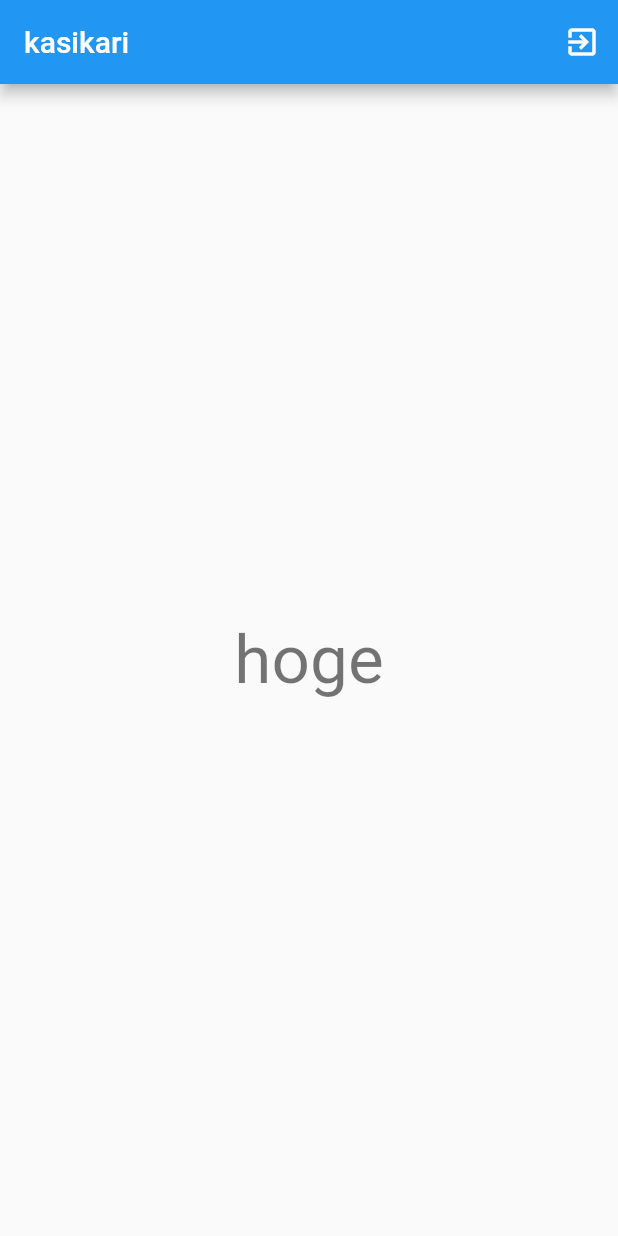
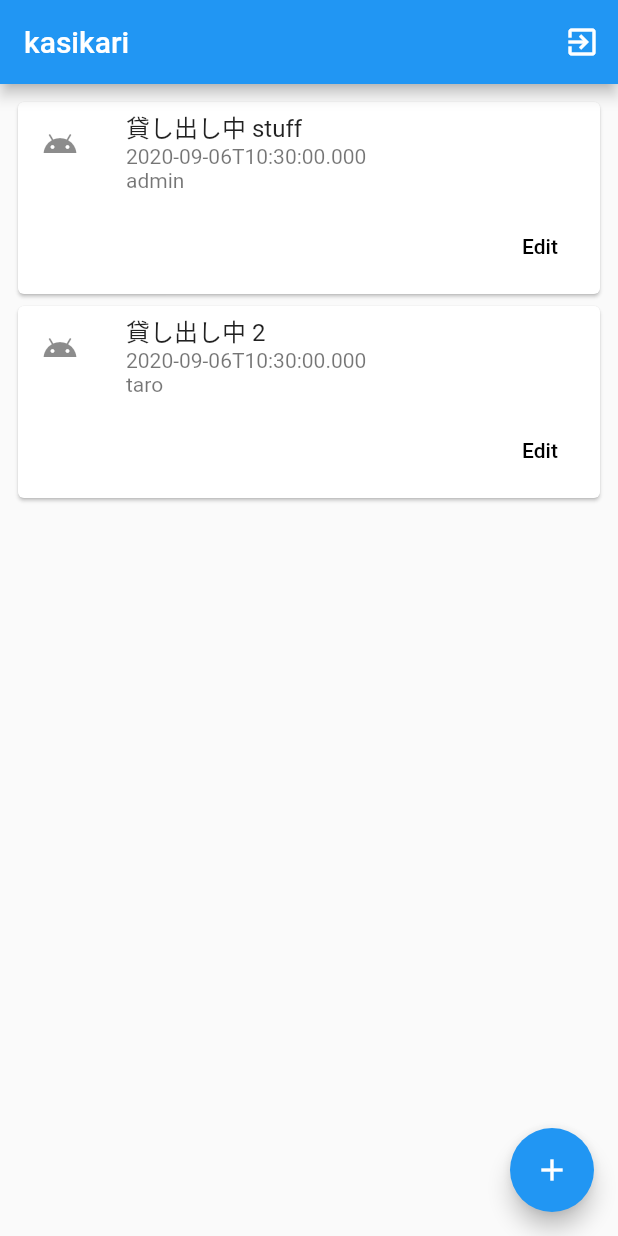
Before and after one commit to Luecy1/flutter_app_kasikari_memo, a Flutter app: the screen it shows after launch, on a phone screen of 412 x 824 dp. Run offline on Flutter 3.47's test engine with Material 2 defaults, Android fonts, the phone set to English and light mode, and no system bars.

Commit message:
List page

```diff
--- a/lib/main.dart
+++ b/lib/main.dart
@@ -1,4 +1,5 @@
 import 'package:flutter/material.dart';
+import 'package:flutter_app_kasikari_memo/repository.dart';
 
 void main() => runApp(MyApp());
 
@@ -61,12 +62,55 @@ class _MyListPageState extends State<MyListPage> {
           ),
         ],
       ),
-      body: Center(
-        child: Text(
-          'hoge',
-          style: Theme.of(context).textTheme.headline3,
+      body: Padding(
+        padding: const EdgeInsets.all(8.0),
+        child: FutureBuilder(
+          future: Repository().memo(),
+          builder: (BuildContext context, AsyncSnapshot<List<Memo>> snapshot) {
+            if (!snapshot.hasData) return const Text('Loading');
+            return ListView.builder(
+              itemCount: snapshot.data.length,
+              itemBuilder: (context, index) => _buildList(context, snapshot.data[index]),
+            );
+          },
+        ),
+      ),
+      floatingActionButton: Builder(
+        builder: (context) => FloatingActionButton(
+          child: const Icon(Icons.add),
+          onPressed: () {
+            final snackBar = SnackBar(content: Text('Pressed!'));
+            Scaffold.of(context).showSnackBar(snackBar);
+          },
         ),
       ),
     );
   }
+
+  Widget _buildList(BuildContext context, Memo data) {
+    return Card(
+      child: Column(
+        mainAxisSize: MainAxisSize.min,
+        children: [
+          ListTile(
+            leading: const Icon(Icons.android),
+            title: Text('貸し出し中 ${data.stuff}'),
+            subtitle: Text(data.date.toIso8601String() + '\n' + data.user),
+          ),
+          ButtonTheme.bar(
+            child: ButtonBar(
+              children: [
+                FlatButton(
+                  child: Text('Edit'),
+                  onPressed: () {
+                    // TODO:編集画面へ遷移
+                  },
+                )
+              ],
+            ),
+          )
+        ],
+      ),
+    );
+  }
 }
```
Also changed, not shown: lib/repository.dart (+20 -16 lines).
